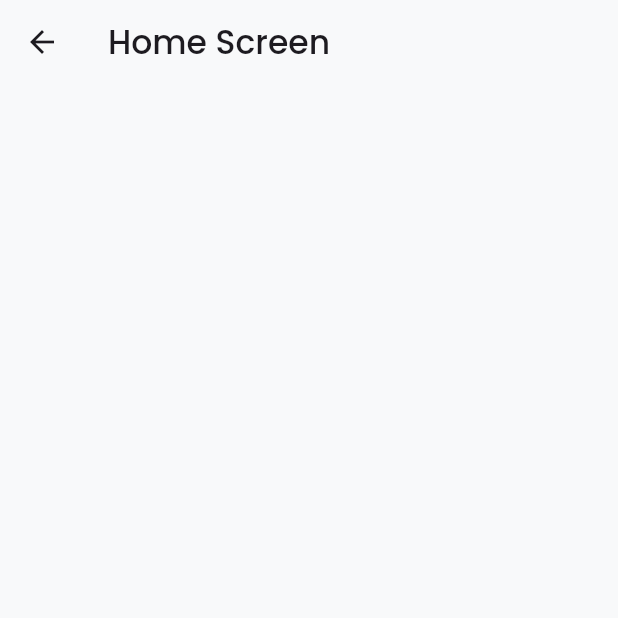
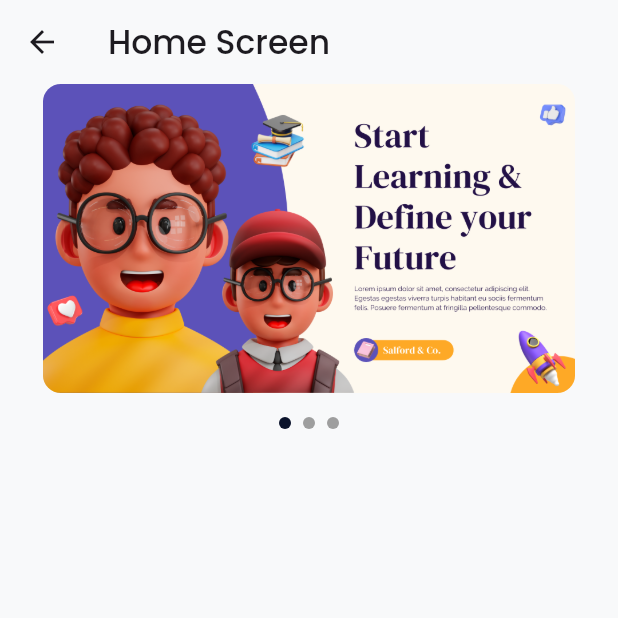
Before and after one commit to umar-24/skillsphere, a Flutter app: the HomeScreen screen opened directly, on a phone screen of 412 x 824 dp, the top half of it. Run offline on Flutter 3.47's test engine with Material 3 defaults, Android fonts, the phone set to English and light mode, and no system bars; drawn by our look-alikes of carousel_slider; our stand-ins replace flutter_animate, fluttertoast, google_nav_bar, iconsax, lottie, shared_preferences and 1 more; accounts and stored records are empty.

Commit message:
Add slider

```diff
--- a/lib/core/constants/images.dart
+++ b/lib/core/constants/images.dart
@@ -6,7 +6,10 @@ const emailIcon = "assets/icons/email.svg";
 const emailIcon1 = "assets/icons/email1.png";
 const passwordIcon = "assets/icons/password.svg";
 
-
+// Images
+const sliderImage1 = "assets/images/1.png";
+const sliderImage2 = "assets/images/2.png";
+const sliderImage3 = "assets/images/3.png";
 
 
 
--- /dev/null
+++ b/lib/core/widgets/my_carousel_slider.dart
@@ -0,0 +1,75 @@
+import 'package:carousel_slider/carousel_slider.dart';
+import 'package:flutter/material.dart';
+import 'package:skillsphere/core/constants/colors.dart';
+import 'package:skillsphere/core/constants/images.dart';
+
+class MyCarouselSlider extends StatefulWidget {
+  const MyCarouselSlider({super.key});
+
+  @override
+  State<MyCarouselSlider> createState() => _MyCarouselSliderState();
+}
+
+class _MyCarouselSliderState extends State<MyCarouselSlider> {
+  final List<String> imageList = [
+    sliderImage1,
+    sliderImage2,
+    sliderImage3,
+  ];
+  int _currentIndex = 0;
+
+  @override
+  Widget build(BuildContext context) {
+    final screenWidth = MediaQuery.of(context).size.width;
+    final screenHeight = MediaQuery.of(context).size.height;
+
+    return Column(
+      children: [
+        CarouselSlider(
+          items: imageList.map((item) => Container(
+            margin: const EdgeInsets.symmetric(horizontal: 8.0), // Space between images
+            decoration: BoxDecoration(
+              borderRadius: BorderRadius.circular(12),
+              image: DecorationImage(
+                image: AssetImage(item),
+                fit: BoxFit.cover,
+              ),
+            ),
+          )).toList(),
+          options: CarouselOptions(
+            autoPlay: true,
+            height: screenHeight * 0.25, // Adjust height relative to screen size
+            enlargeCenterPage: true,
+            enableInfiniteScroll: true,
+            viewportFraction: 0.9, // Controls width of displayed image (adjust for spacing)
+            onPageChanged: (index, reason) {
+              setState(() {
+                _currentIndex = index;
+              });
+            },
+          ),
+        ),
+        const SizedBox(height: 8),
+        Row(
+          mainAxisAlignment: MainAxisAlignment.center,
+          children: imageList.asMap().entries.map((entry) {
+            return GestureDetector(
+              onTap: () => _currentIndex = entry.key,
+              child: Container(
+                width: 8.0,
+                height: 8.0,
+                margin: const EdgeInsets.symmetric(vertical: 8.0, horizontal: 4.0),
+                decoration: BoxDecoration(
+                  shape: BoxShape.circle,
+                  color: _currentIndex == entry.key
+                      ? AppColors.darkBlue // Active dot color
+                      : Colors.grey, // Inactive dot color
+                ),
+              ),
+            );
+          }).toList(),
+        ),
+      ],
+    );
+  }
+}
--- a/lib/screens/authentication/login_screen.dart
+++ b/lib/screens/authentication/login_screen.dart
@@ -7,7 +7,6 @@ import 'package:skillsphere/core/constants/colors.dart';
 import 'package:skillsphere/core/constants/images.dart';
 import 'package:skillsphere/core/widgets/my_textfeild.dart';
 import 'package:skillsphere/core/widgets/rounded_button.dart';
-import 'package:skillsphere/screens/home_screen.dart';
 import 'package:skillsphere/screens/navBar.dart';
 
 class LoginScreen extends StatefulWidget {
@@ -65,7 +64,7 @@ class _LoginScreenState extends State<LoginScreen> {
                   Form(
                     child: Column(
                       children: [
-                        MyTextFeild(
+                        const MyTextFeild(
                           hintText: "Email",
                           obscureText: false,
                           leading: Icon(Iconsax.direct_right),
@@ -79,7 +78,7 @@ class _LoginScreenState extends State<LoginScreen> {
                         ),
                         Row(
                           children: [
-                            Spacer(),
+                            const Spacer(),
                             TextButton(
                               onPressed: () {
                                 Navigator.pushNamed(context, '/forgot');
@@ -100,7 +99,7 @@ class _LoginScreenState extends State<LoginScreen> {
                       Navigator.pushReplacement(
                           context,
                           MaterialPageRoute(
-                              builder: (context) => Navbar()));
+                              builder: (context) => const Navbar()));
                     },
                     title: "Login",
                     color: AppColors.darkBlue,
@@ -109,7 +108,7 @@ class _LoginScreenState extends State<LoginScreen> {
                   Row(
                     mainAxisAlignment: MainAxisAlignment.center,
                     children: [
-                      Text(
+                      const Text(
                         "Don't have an account! ",
                         style: TextStyle(color: AppColors.darkBlue),
                       ),
@@ -117,7 +116,7 @@ class _LoginScreenState extends State<LoginScreen> {
                         onTap: () {
                           Navigator.pushNamed(context, "/register");
                         },
-                        child: Text(
+                        child: const Text(
                           "Register Now",
                           style: TextStyle(
                               color: AppColors.darkBlue,
--- a/lib/screens/home_screen.dart
+++ b/lib/screens/home_screen.dart
@@ -1,4 +1,5 @@
 import 'package:flutter/material.dart';
+import 'package:skillsphere/core/widgets/my_carousel_slider.dart';
 
 class HomeScreen extends StatefulWidget {
   const HomeScreen({super.key});
@@ -14,6 +15,11 @@ class _HomeScreenState extends State<HomeScreen> {
       appBar: AppBar(
         title: Text("Home Screen"),
       ),
+      body: Column(
+        children: [
+          MyCarouselSlider()
+        ],
+      ),
     );
   }
 }
--- a/pubspec.yaml
+++ b/pubspec.yaml
@@ -44,6 +44,7 @@ dependencies:
   fluttertoast: ^8.2.8
   flutter_svg: ^2.0.14
   google_nav_bar: ^5.0.7
+  carousel_slider: ^5.0.0
 
 dev_dependencies:
   flutter_test:
```
Also changed, not shown: assets/images/1.png (added), assets/images/2.png (added), assets/images/3.png (added), pubspec.lock.
